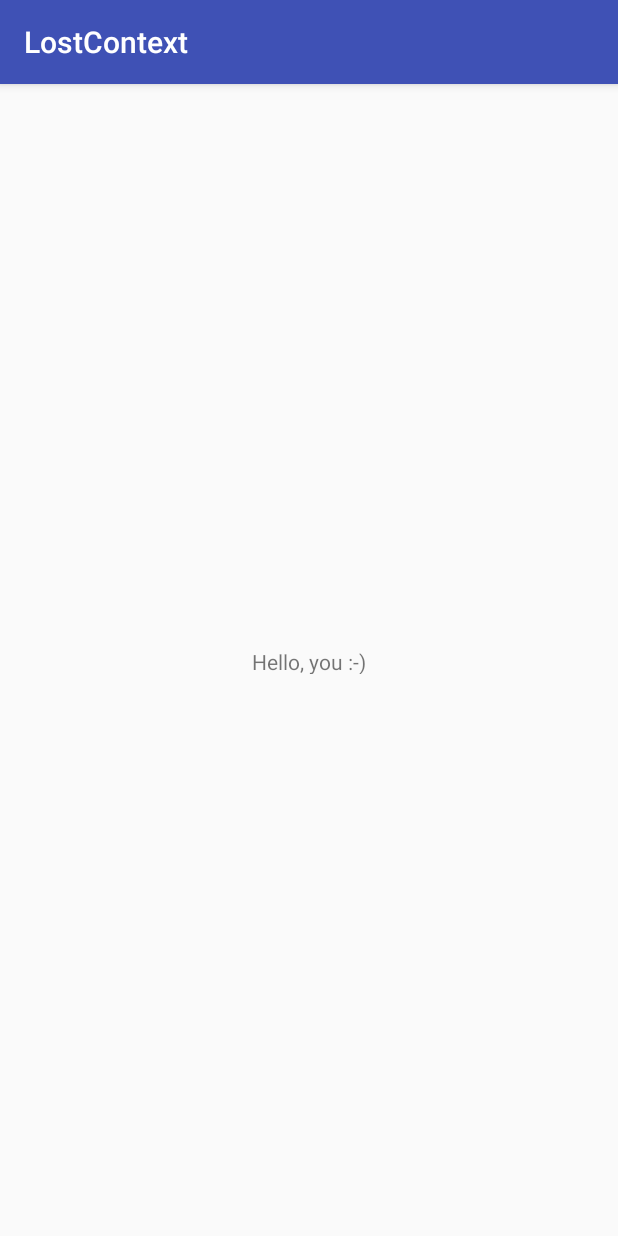
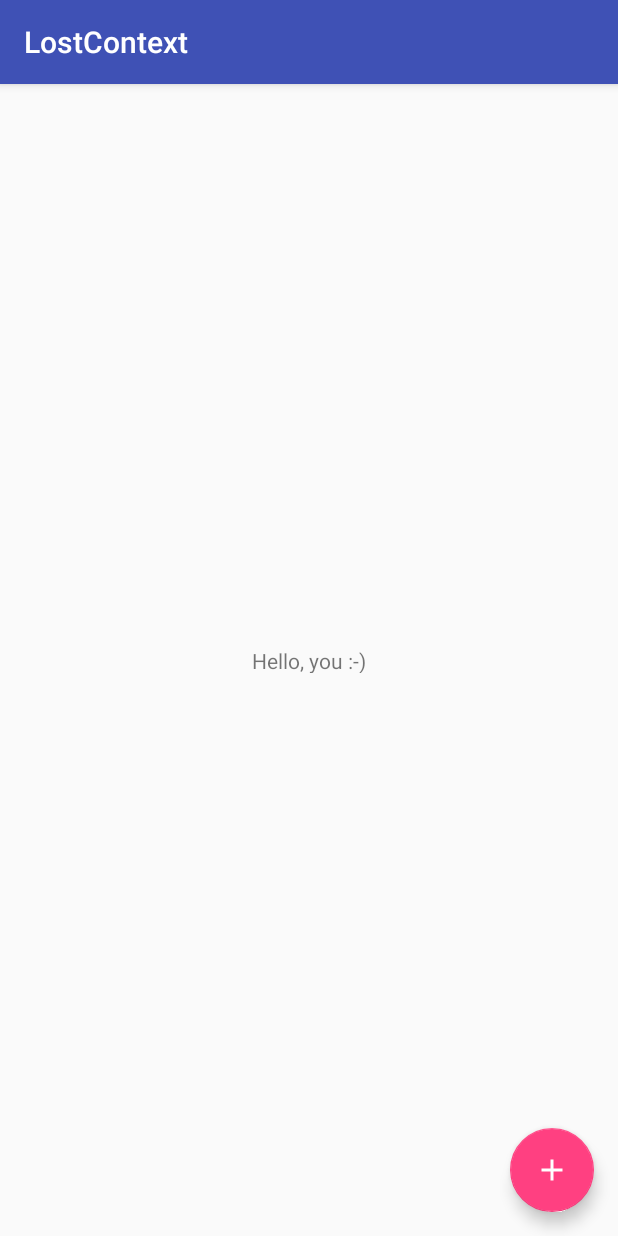
Before and after one commit to LostInContext/LostContext-App, an Android app: the screen it shows after launch (MainActivity), on a phone screen of 412 x 824 dp. Run offline under Robolectric (Android 15) with nearby library versions, the phone set to English and light mode, and no system bars; our stand-ins replace Dagger/Hilt's generated code, data binding; 7 statements that could not run were skipped.

Commit message:
add Databinding and use it in the main screen

```diff
--- a/app/build.gradle
+++ b/app/build.gradle
@@ -12,6 +12,15 @@ android {
         versionName "1.0"
 
         testInstrumentationRunner "android.support.test.runner.AndroidJUnitRunner"
+    }
+
+    dataBinding {
+        enabled = true
+    }
+
+    compileOptions {
+        sourceCompatibility JavaVersion.VERSION_1_7
+        targetCompatibility JavaVersion.VERSION_1_7
     }
 
     buildTypes {
--- a/app/src/main/java/com/lostincontext/mainscreen/MainScreenContract.java
+++ b/app/src/main/java/com/lostincontext/mainscreen/MainScreenContract.java
@@ -16,5 +16,6 @@ public interface MainScreenContract {
 
     interface Presenter extends BasePresenter {
 
+        void onFabClicked();
     }
 }
--- a/app/src/main/java/com/lostincontext/mainscreen/MainScreenFragment.java
+++ b/app/src/main/java/com/lostincontext/mainscreen/MainScreenFragment.java
@@ -2,14 +2,17 @@ package com.lostincontext.mainscreen;
 
 import android.app.PendingIntent;
 import android.content.Intent;
+import android.databinding.DataBindingUtil;
 import android.os.Bundle;
 import android.support.annotation.Nullable;
+import android.support.design.widget.FloatingActionButton;
 import android.support.v4.app.Fragment;
 import android.view.LayoutInflater;
 import android.view.View;
 import android.view.ViewGroup;
 
 import com.lostincontext.R;
+import com.lostincontext.databinding.FragmentMainScreenBinding;
 import com.lostincontext.that.ThatService;
 
 import static com.google.common.base.Preconditions.checkNotNull;
@@ -33,9 +36,9 @@ public class MainScreenFragment extends Fragment implements MainScreenContract.V
     public View onCreateView(LayoutInflater inflater,
                              @Nullable ViewGroup container,
                              @Nullable Bundle savedInstanceState) {
-        View root = inflater.inflate(R.layout.fragment_mainscreen, container, false);
-
-        return root;
+        FragmentMainScreenBinding binding = DataBindingUtil.inflate(inflater, R.layout.fragment_main_screen, container, false);
+        binding.setPresenter(presenter);
+        return binding.getRoot();
     }
 
     @Override public void onResume() {
@@ -56,4 +59,5 @@ public class MainScreenFragment extends Fragment implements MainScreenContract.V
     }
 
 
+
 }
--- a/app/src/main/java/com/lostincontext/mainscreen/MainScreenPresenter.java
+++ b/app/src/main/java/com/lostincontext/mainscreen/MainScreenPresenter.java
@@ -4,6 +4,7 @@ package com.lostincontext.mainscreen;
 import android.os.Bundle;
 import android.support.annotation.NonNull;
 import android.support.annotation.Nullable;
+import android.util.Log;
 
 import com.google.android.gms.awareness.fence.FenceUpdateRequest;
 import com.google.android.gms.common.ConnectionResult;
@@ -53,6 +54,17 @@ public class MainScreenPresenter implements MainScreenContract.Presenter,
     }
 
 
+    //region callbacks
+
+    @Override public void onFabClicked() {
+        Log.d("fbl", "onFabClicked : "); // TODO DO NOT COMMIT
+
+    }
+
+
+    //endregion
+
+
     @Override public void onConnected(@Nullable Bundle bundle) { }
 
     @Override public void onConnectionSuspended(int i) { }
--- a/app/src/main/java/com/lostincontext/playlists/PlaylistsFragment.java
+++ b/app/src/main/java/com/lostincontext/playlists/PlaylistsFragment.java
@@ -28,7 +28,7 @@ public class PlaylistsFragment extends Fragment implements PlaylistsContract.Vie
     public View onCreateView(LayoutInflater inflater,
                              @Nullable ViewGroup container,
                              @Nullable Bundle savedInstanceState) {
-        View root = inflater.inflate(R.layout.fragment_mainscreen, container, false); //TODO
+        View root = inflater.inflate(R.layout.fragment_main_screen, container, false); //TODO
 
         return root;
     }
--- /dev/null
+++ b/app/src/main/res/drawable/ic_add_24.xml
@@ -0,0 +1,9 @@
+<vector xmlns:android="http://schemas.android.com/apk/res/android"
+    android:width="24dp"
+    android:height="24dp"
+    android:viewportHeight="24.0"
+    android:viewportWidth="24.0">
+    <path
+        android:fillColor="#FFFFFF"
+        android:pathData="M19,13h-6v6h-2v-6H5v-2h6V5h2v6h6v2z" />
+</vector>
--- /dev/null
+++ b/app/src/main/res/layout/fragment_main_screen.xml
@@ -0,0 +1,38 @@
+<?xml version="1.0" encoding="utf-8"?>
+<layout xmlns:android="http://schemas.android.com/apk/res/android"
+    xmlns:tools="http://schemas.android.com/tools">
+
+    <data>
+
+        <variable
+            name="presenter"
+            type="com.lostincontext.mainscreen.MainScreenContract.Presenter" />
+    </data>
+
+    <android.support.design.widget.CoordinatorLayout
+        android:layout_width="match_parent"
+        android:layout_height="match_parent"
+        tools:context=".mainscreen.MainActivity">
+
+
+        <TextView
+            android:id="@+id/textView"
+            android:layout_width="wrap_content"
+            android:layout_height="18dp"
+            android:layout_gravity="center"
+            android:text="Hello, you :-)"
+            tools:text='"Hello, World"' />
+
+
+        <android.support.design.widget.FloatingActionButton
+            android:id="@+id/fab"
+            android:layout_width="wrap_content"
+            android:layout_height="wrap_content"
+            android:layout_gravity="bottom|end"
+            android:layout_margin="16dp"
+            android:clickable="true"
+            android:onClick="@{() -> presenter.onFabClicked()}"
+            android:src="@drawable/ic_add_24" />
+
+    </android.support.design.widget.CoordinatorLayout>
+</layout>
--- a/app/src/main/res/layout/fragment_mainscreen.xml
+++ /dev/null
@@ -1,22 +0,0 @@
-<?xml version="1.0" encoding="utf-8"?>
-<android.support.constraint.ConstraintLayout xmlns:android="http://schemas.android.com/apk/res/android"
-    xmlns:app="http://schemas.android.com/apk/res-auto"
-    xmlns:tools="http://schemas.android.com/tools"
-    android:layout_width="match_parent"
-    android:layout_height="match_parent"
-    android:id="@+id/constraintLayout">
-
-
-    <TextView
-        android:text="Hello, you :-)"
-        android:layout_width="wrap_content"
-        android:layout_height="18dp"
-        android:id="@+id/textView"
-        tools:text='"Hello, World"'
-        app:layout_constraintLeft_toLeftOf="@+id/constraintLayout"
-        app:layout_constraintTop_toTopOf="@+id/constraintLayout"
-        tools:layout_constraintTop_creator="1"
-        app:layout_constraintRight_toRightOf="@+id/constraintLayout"
-        app:layout_constraintBottom_toBottomOf="@+id/constraintLayout"
-        tools:layout_constraintBottom_creator="1" />
-</android.support.constraint.ConstraintLayout>
--- a/build.gradle
+++ b/build.gradle
@@ -41,4 +41,5 @@ ext {
     constraintLayoutVersion = '1.0.0-alpha3'
     playServicesVersion = '9.2.0'
     glideVersion = '3.7.0'
+    butterKnifeVersion = '8.1.0'
 }
```
